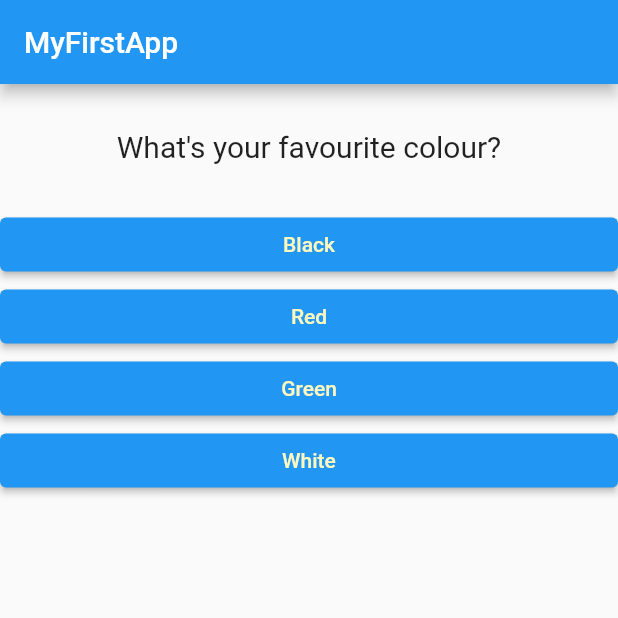
After one commit to piergiovannisedia/FlutterApp-Questions_Answers, a Flutter app: the screen it shows after launch, on a phone screen of 412 x 824 dp, the top half of it. The commit adds this screen. Run offline on Flutter 3.47's test engine with Material 2 defaults, Android fonts, the phone set to English and light mode, and no system bars.

Commit message:
Application splitted in other two widgets. quiz.dart and result.dart have been created to contain the corresponding widgets. Also, main.dart file have been modified accordingly

```diff
--- a/lib/main.dart
+++ b/lib/main.dart
@@ -1,7 +1,9 @@
+import 'package:first_app/quiz.dart';
 import 'package:flutter/material.dart';
 
 import './question.dart';
 import './answer.dart';
+import './result.dart';
 
 void main() => runApp(MyApp());
 
@@ -14,7 +16,7 @@ class MyApp extends StatefulWidget {
 }
 
 class _MyAppState extends State<MyApp> {
-  final questions = const [
+  final _questions = const [
     {
       'questionText': 'What\'s your favourite colour?',
       'answers': ['Black', 'Red', 'Green', 'White'],
@@ -34,7 +36,7 @@ class _MyAppState extends State<MyApp> {
     setState(() {
       _questionIndex = _questionIndex + 1;
     });
-    if (_questionIndex < questions.length) {
+    if (_questionIndex < _questions.length) {
       print("Hello");
     }
   }
@@ -46,19 +48,12 @@ class _MyAppState extends State<MyApp> {
         appBar: AppBar(
           title: Text("MyFirstApp"),
         ),
-        body: _questionIndex < questions.length
-            ? Column(
-                children: [
-                  Question(
-                    questions[_questionIndex]['questionText'],
-                  ),
-                  ...(questions[_questionIndex]['answers'] as List<String>)
-                      .map((answer) {
-                    return Answer(_answerQuestion, answer);
-                  }).toList()
-                ],
-              )
-            : Center(child: Text('You did it!')),
+        body: _questionIndex < _questions.length
+            ? Quiz(
+                answerQuestion: _answerQuestion,
+                questionIndex: _questionIndex,
+                questions: _questions)
+            : Result(),
       ),
     );
   }
--- /dev/null
+++ b/lib/quiz.dart
@@ -0,0 +1,28 @@
+import 'package:flutter/material.dart';
+
+import './question.dart';
+import './answer.dart';
+
+class Quiz extends StatelessWidget {
+  final List<Map<String, Object>> questions;
+  final int questionIndex;
+  final VoidCallback answerQuestion;
+  Quiz(
+      {@required this.questions,
+      @required this.answerQuestion,
+      @required this.questionIndex});
+
+  @override
+  Widget build(BuildContext context) {
+    return Column(
+      children: [
+        Question(
+          questions[questionIndex]['questionText'],
+        ),
+        ...(questions[questionIndex]['answers'] as List<String>).map((answer) {
+          return Answer(answerQuestion, answer);
+        }).toList()
+      ],
+    );
+  }
+}
```
Also changed, not shown: lib/result.dart (added, +8 -0 lines).
